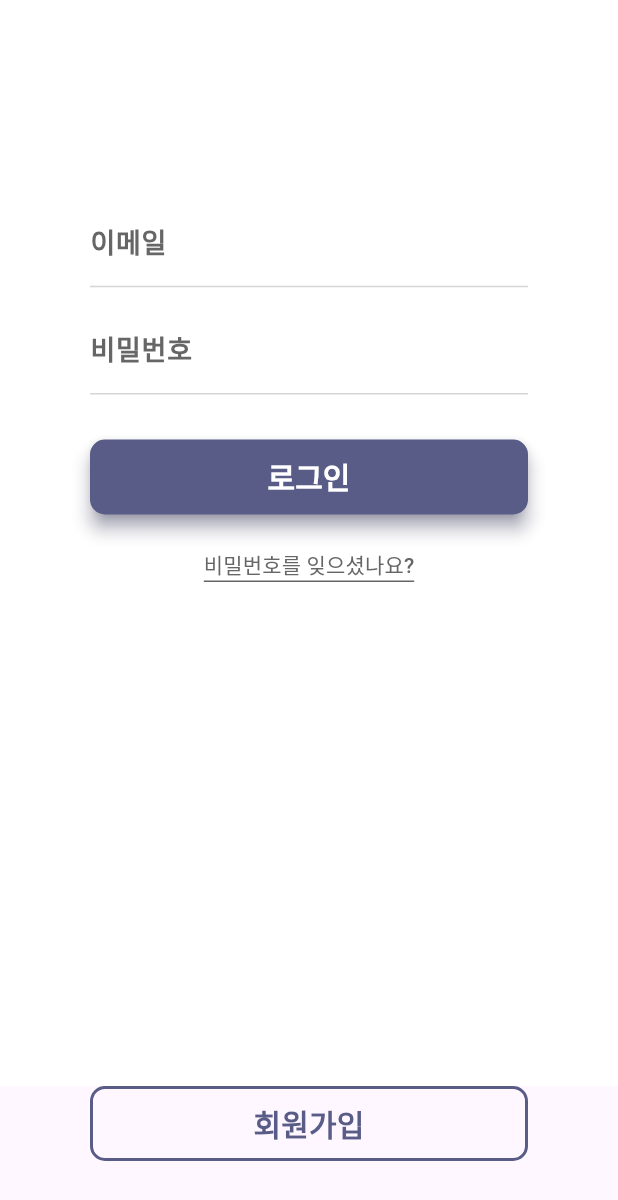
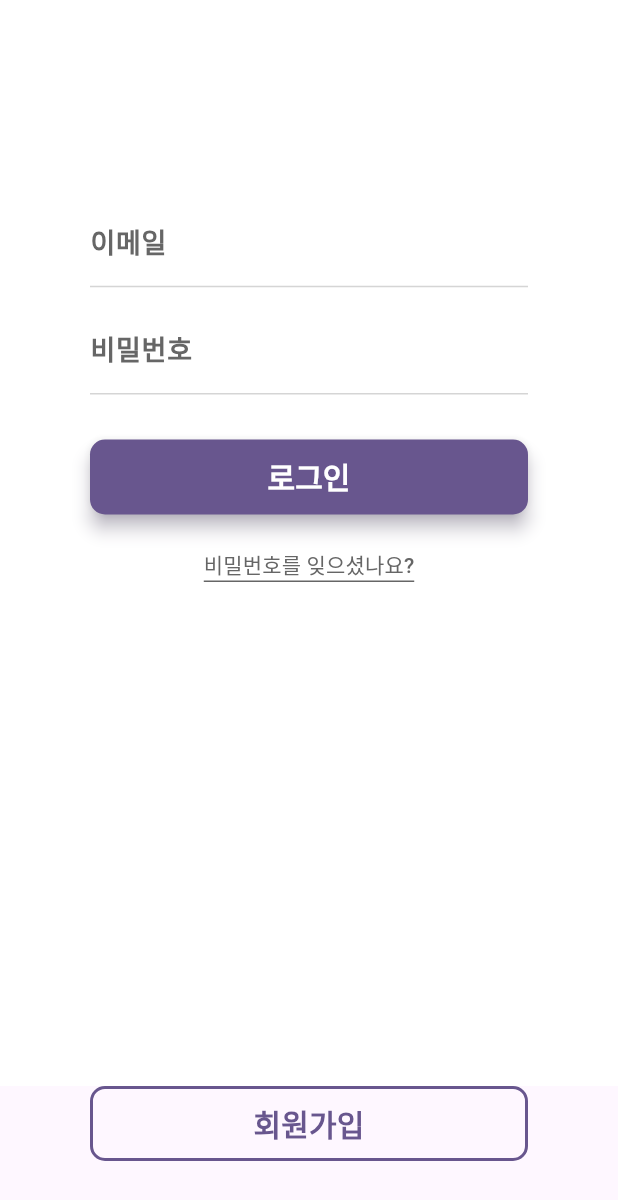
Before and after one commit to YonginUniv-AI-Service-LAB/YIU-AISL-DevTogether-App, a Flutter app: the screen it shows after launch, on a phone screen of 412 x 824 dp. Shown: the top 1200 px of the screen. Run offline on Flutter 3.47's test engine with Material 3 defaults, Android fonts, the phone set to English and light mode, and no system bars; Roboto replaces fonts that are missing (Pretendard).

Commit message:
fix: mainColor, serveColor 값 수정 & font 관련 오류 수정

```diff
--- a/lib/design/colors.dart
+++ b/lib/design/colors.dart
@@ -4,8 +4,8 @@ abstract class ColorStyles {
   ColorStyles._();
 
   // 앱 시그니처 컬러
-  static const appMainColor = Color(0xff595c86);
-  static const appSubColor = Color(0xff696c96);
+  static const appMainColor = Color(0xff68568e);
+  static const appSubColor = Color(0xffB3AAC6);
   static const appLightColor = Color(0xffD9EDDF);
   static const appBackgroundColor = Color(0xffF0FCF6);
 
--- a/pubspec.yaml
+++ b/pubspec.yaml
@@ -70,6 +70,9 @@ flutter:
   # included with your application, so that you can use the icons in
   # the material Icons class.
   uses-material-design: true
+  assets:
+    - assets/
+#    - .env
 
   fonts:
     - family: Pretendard
@@ -92,6 +95,7 @@ flutter:
           weight: 800
         - asset: assets/fonts/Pretendard-Black.ttf
           weight: 900
+
 
   # To add assets to your application, add an assets section, like this:
   # assets:
```
Also changed, not shown: 9 other files.
